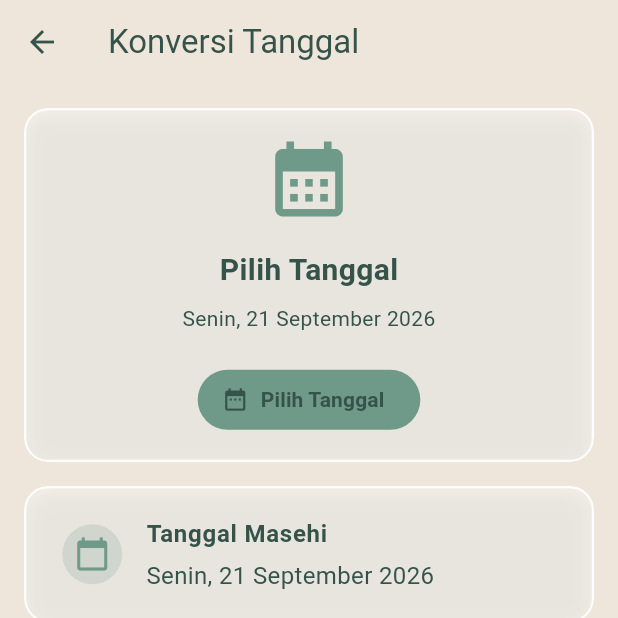
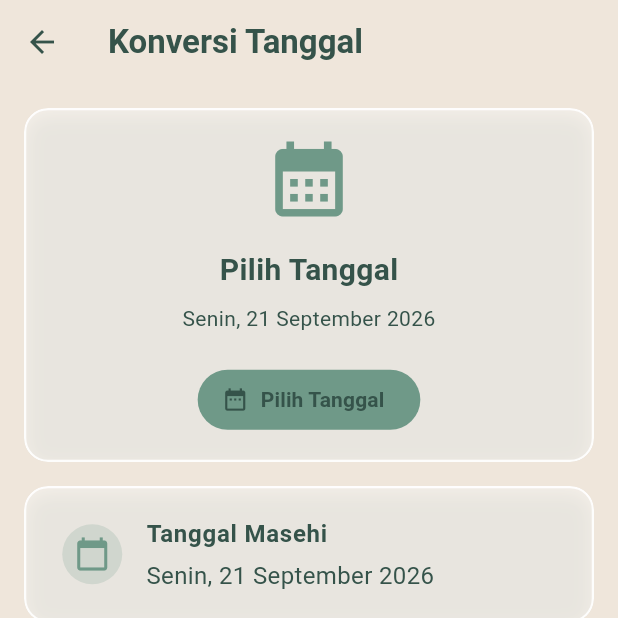
Before and after one commit to atellion/2pam, a Flutter app: the CalendarPage screen opened directly, on a phone screen of 412 x 824 dp, the top half of it. Run offline on Flutter 3.47's test engine with Material 3 defaults, Android fonts, the light colour scheme and no system bars; our stand-ins replace shared_preferences, supabase_flutter; accounts and stored records are empty.

Commit message:
memperbaiki ui

```diff
--- a/lib/pages/calendar_page.dart
+++ b/lib/pages/calendar_page.dart
@@ -203,11 +203,18 @@ class _CalendarPageState extends State<CalendarPage> {
 
     return Scaffold(
       appBar: AppBar(
-        title: const Text('Konversi Tanggal'),
-        backgroundColor: Colors.transparent,
+        title: const Text(
+          'Konversi Tanggal',
+          style: TextStyle(fontWeight: FontWeight.bold),
+        ),
+        backgroundColor: AppColors.background,
         foregroundColor: AppColors.primaryDark,
         elevation: 0,
+        scrolledUnderElevation: 2,
+        shadowColor: AppColors.primaryDark.withValues(alpha: 0.15),
+        surfaceTintColor: Colors.transparent,
       ),
+      backgroundColor: AppColors.background,
       body: SingleChildScrollView(
         padding: const EdgeInsets.all(16),
         child: Column(
```
Also changed, not shown: lib/pages/compatibility_page.dart (+9 -2 lines), lib/pages/conversion_page.dart (+9 -2 lines), lib/pages/events_page.dart (+9 -2 lines), lib/pages/members_page.dart (+9 -2 lines).
